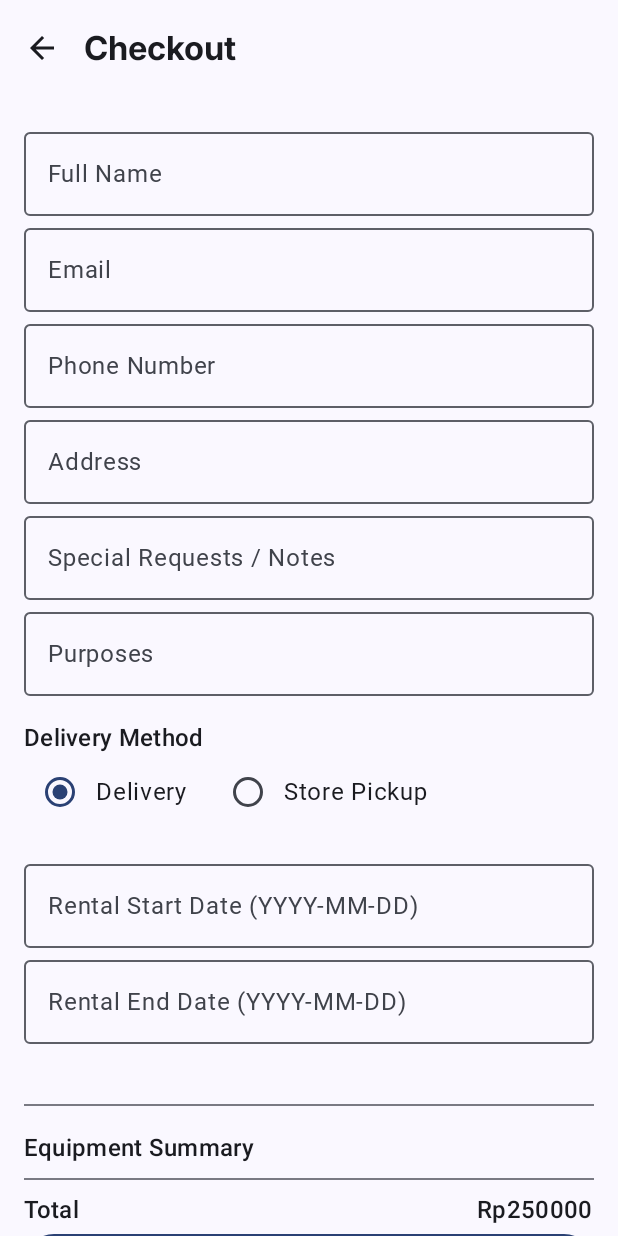
After one commit to PammPammz/ResponsiPab, an Android app built with Jetpack Compose: the composable CheckoutScreen called with empty values, on a phone screen of 412 x 824 dp. The commit adds this screen. Run offline under Robolectric (Android 15) with nearby library versions, the phone set to English and light mode, and no system bars; Roboto replaces fonts that are not available here.

Commit message:
feat: checkout and orders screen

```diff
--- /dev/null
+++ b/app/src/main/java/com/example/responsipab/ui/checkout/CheckoutScreen.kt
@@ -0,0 +1,184 @@
+package com.example.responsipab.ui.checkout
+
+
+import androidx.compose.foundation.clickable
+import androidx.compose.foundation.layout.*
+import androidx.compose.foundation.rememberScrollState
+import androidx.compose.foundation.verticalScroll
+import androidx.compose.material.icons.Icons
+import androidx.compose.material.icons.filled.ArrowBack
+import androidx.compose.material3.*
+import androidx.compose.runtime.*
+import androidx.compose.ui.Alignment
+import androidx.compose.ui.Modifier
+import androidx.compose.ui.unit.dp
+import com.example.responsipab.data.model.CartItem
+import com.example.responsipab.ui.checkout.CheckoutFormData
+
+@OptIn(ExperimentalMaterial3Api::class)
+@Composable
+fun CheckoutScreen(
+    cartItems: List<CartItem>,
+    onSubmit: (CheckoutFormData) -> Unit,
+    onBack: () -> Unit
+) {
+    var fullName by remember { mutableStateOf("") }
+    var email by remember { mutableStateOf("") }
+    var phone by remember { mutableStateOf("") }
+    var address by remember { mutableStateOf("") }
+    var notes by remember { mutableStateOf("") }
+    var purposes by remember { mutableStateOf("") }
+
+    var deliveryMethod by remember { mutableStateOf("Delivery") }
+
+    var startDate by remember { mutableStateOf("") }
+    var endDate by remember { mutableStateOf("") }
+
+
+    Scaffold(
+        topBar = {
+            TopAppBar(
+                title = { Text("Checkout") },
+                navigationIcon = {
+                    IconButton(onClick = onBack) {
+                        Icon(Icons.Default.ArrowBack, contentDescription = "Back")
+                    }
+                }
+            )
+        }
+    ) { padding ->
+        Column(
+            modifier = Modifier
+                .padding(padding)
+                .verticalScroll(rememberScrollState())
+                .padding(16.dp)
+        ) {
+            OutlinedTextField(
+                value = fullName,
+                onValueChange = { fullName = it },
+                label = { Text("Full Name") },
+                modifier = Modifier.fillMaxWidth()
+            )
+            OutlinedTextField(
+                value = email,
+                onValueChange = { email = it },
+                label = { Text("Email") },
+                modifier = Modifier.fillMaxWidth()
+            )
+            OutlinedTextField(
+                value = phone,
+                onValueChange = { phone = it },
+                label = { Text("Phone Number") },
+                modifier = Modifier.fillMaxWidth()
+            )
+            OutlinedTextField(
+                value = address,
+                onValueChange = { address = it },
+                label = { Text("Address") },
+                modifier = Modifier.fillMaxWidth()
+            )
+            OutlinedTextField(
+                value = notes,
+                onValueChange = { notes = it },
+                label = { Text("Special Requests / Notes") },
+                modifier = Modifier.fillMaxWidth()
+            )
+            OutlinedTextField(
+                value = purposes,
+                onValueChange = { purposes = it },
+                label = { Text("Purposes") },
+                modifier = Modifier.fillMaxWidth()
+            )
+
+            Spacer(Modifier.height(16.dp))
+
+            Text("Delivery Method", style = MaterialTheme.typography.titleMedium)
+            Row(
+                verticalAlignment = Alignment.CenterVertically
+            ) {
+                Row(
+                    verticalAlignment = Alignment.CenterVertically,
+                    modifier = Modifier.padding(end = 16.dp)
+                ) {
+                    RadioButton(
+                        selected = deliveryMethod == "Delivery",
+                        onClick = { deliveryMethod = "Delivery" }
+                    )
+                    Text("Delivery")
+                }
+
+                Row(
+                    verticalAlignment = Alignment.CenterVertically
+                ) {
+                    RadioButton(
+                        selected = deliveryMethod == "Store Pickup",
+                        onClick = { deliveryMethod = "Store Pickup" }
+                    )
+                    Text("Store Pickup")
+                }
+            }
+
+            Spacer(Modifier.height(16.dp))
+
+            OutlinedTextField(
+                value = startDate,
+                onValueChange = { startDate = it },
+                label = { Text("Rental Start Date (YYYY-MM-DD)") },
+                modifier = Modifier.fillMaxWidth()
+            )
+            OutlinedTextField(
+                value = endDate,
+                onValueChange = { endDate = it },
+                label = { Text("Rental End Date (YYYY-MM-DD)") },
+                modifier = Modifier.fillMaxWidth()
+            )
+
+            Spacer(Modifier.height(24.dp))
+
+            Divider(modifier = Modifier.padding(vertical = 16.dp))
+
+            Text("Equipment Summary", style = MaterialTheme.typography.titleMedium)
+
+            cartItems.forEach { item ->
+                Row(
+                    modifier = Modifier
+                        .fillMaxWidth()
+                        .padding(vertical = 8.dp),
+                    horizontalArrangement = Arrangement.SpaceBetween
+                ) {
+                    Column(modifier = Modifier.weight(1f)) {
+                        Text(text = item.camera.name, style = MaterialTheme.typography.bodyMedium)
+                        Text(text = "x${item.quantity}", style = MaterialTheme.typography.bodySmall)
+                    }
+                    Text(
+                        text = "Rp${item.totalPrice.toInt()}",
+                        style = MaterialTheme.typography.bodyMedium
+                    )
+                }
+            }
+
+            Divider(modifier = Modifier.padding(vertical = 8.dp))
+            Row(
+                modifier = Modifier.fillMaxWidth(),
+                horizontalArrangement = Arrangement.SpaceBetween
+            ) {
+                Text("Total", style = MaterialTheme.typography.titleMedium)
+                Text("Rp${250000.toInt()}", style = MaterialTheme.typography.titleMedium)
+            }
+
+            Button(
+                onClick = {
+                    onSubmit(
+                        CheckoutFormData(
+                            fullName, email, phone, address, notes,
+                            purposes, deliveryMethod, startDate, endDate
+                        )
+                    )
+                },
+                modifier = Modifier.fillMaxWidth()
+            ) {
+                Text("Submit Order")
+            }
+        }
+    }
+}
```
Also changed, not shown: app/src/main/java/com/example/responsipab/data/model/Order.kt (added, +20 -0 lines), app/src/main/java/com/example/responsipab/data/repository/OrderRepository.kt (added, +58 -0 lines), app/src/main/java/com/example/responsipab/navigation/NavGraph.kt (+34 -0 lines), app/src/main/java/com/example/responsipab/ui/cart/CartScreen.kt (+6 -2 lines), app/src/main/java/com/example/responsipab/ui/checkout/CheckoutFormData.kt (added, +13 -0 lines), app/src/main/java/com/example/responsipab/ui/home/HomeScreen.kt (+5 -2 lines), app/src/main/java/com/example/responsipab/ui/home/components/HomeBottomBar.kt (+31 -13 lines), app/src/main/java/com/example/responsipab/ui/orders/OrderCard.kt (added, +76 -0 lines), app/src/main/java/com/example/responsipab/ui/orders/OrderListScreen.kt (added, +40 -0 lines), app/src/main/java/com/example/responsipab/ui/orders/OrderViewModel.kt (added, +29 -0 lines).
